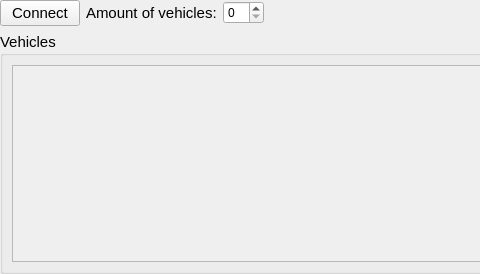
This is modules/carlainterface/dialog/carlainterface.ui in tud-hri/joan as Qt 5 draws it before an edit; both pictures show x 0 to 480 and y 0 to 274 of the 700 by 274 pixel window. The edited form follows.
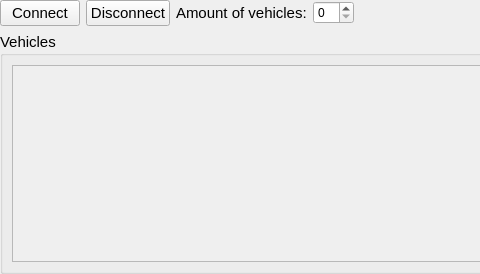
This is the edited form.

Commit message: added disconnect button

Diff of the .ui file:
```diff
--- a/modules/carlainterface/dialog/carlainterface.ui
+++ b/modules/carlainterface/dialog/carlainterface.ui
@@ -34,40 +34,6 @@
    </property>
    <item row="0" column="0">
     <layout class="QGridLayout" name="gridLayout_4">
-     <item row="0" column="1">
-      <widget class="QLabel" name="lblVehicleamounttitle">
-       <property name="sizePolicy">
-        <sizepolicy hsizetype="Fixed" vsizetype="Preferred">
-         <horstretch>0</horstretch>
-         <verstretch>0</verstretch>
-        </sizepolicy>
-       </property>
-       <property name="font">
-        <font>
-         <pointsize>11</pointsize>
-        </font>
-       </property>
-       <property name="text">
-        <string>Amount of vehicles:</string>
-       </property>
-      </widget>
-     </item>
-     <item row="0" column="2">
-      <widget class="QSpinBox" name="spinVehicles">
-       <property name="enabled">
-        <bool>true</bool>
-       </property>
-       <property name="sizePolicy">
-        <sizepolicy hsizetype="Fixed" vsizetype="Fixed">
-         <horstretch>0</horstretch>
-         <verstretch>0</verstretch>
-        </sizepolicy>
-       </property>
-       <property name="keyboardTracking">
-        <bool>false</bool>
-       </property>
-      </widget>
-     </item>
      <item row="0" column="0">
       <widget class="QPushButton" name="btnConnect">
        <property name="sizePolicy">
@@ -86,7 +52,7 @@
        </property>
       </widget>
      </item>
-     <item row="0" column="3">
+     <item row="0" column="4">
       <spacer name="horizontalSpacer">
        <property name="orientation">
         <enum>Qt::Horizontal</enum>
@@ -99,7 +65,7 @@
        </property>
       </spacer>
      </item>
-     <item row="1" column="0" colspan="4">
+     <item row="1" column="0" colspan="5">
       <widget class="QGroupBox" name="groupVehicles">
        <property name="minimumSize">
         <size>
@@ -158,6 +124,58 @@
        </layout>
       </widget>
      </item>
+     <item row="0" column="3">
+      <widget class="QSpinBox" name="spinVehicles">
+       <property name="enabled">
+        <bool>true</bool>
+       </property>
+       <property name="sizePolicy">
+        <sizepolicy hsizetype="Fixed" vsizetype="Fixed">
+         <horstretch>0</horstretch>
+         <verstretch>0</verstretch>
+        </sizepolicy>
+       </property>
+       <property name="keyboardTracking">
+        <bool>false</bool>
+       </property>
+      </widget>
+     </item>
+     <item row="0" column="2">
+      <widget class="QLabel" name="lblVehicleamounttitle">
+       <property name="sizePolicy">
+        <sizepolicy hsizetype="Fixed" vsizetype="Preferred">
+         <horstretch>0</horstretch>
+         <verstretch>0</verstretch>
+        </sizepolicy>
+       </property>
+       <property name="font">
+        <font>
+         <pointsize>11</pointsize>
+        </font>
+       </property>
+       <property name="text">
+        <string>Amount of vehicles:</string>
+       </property>
+      </widget>
+     </item>
+     <item row="0" column="1">
+      <widget class="QPushButton" name="btnDisconnect">
+       <property name="sizePolicy">
+        <sizepolicy hsizetype="Preferred" vsizetype="Fixed">
+         <horstretch>0</horstretch>
+         <verstretch>0</verstretch>
+        </sizepolicy>
+       </property>
+       <property name="font">
+        <font>
+         <pointsize>11</pointsize>
+        </font>
+       </property>
+       <property name="text">
+        <string>Disconnect</string>
+       </property>
+      </widget>
+     </item>
     </layout>
    </item>
   </layout>
```
The commit also changes 2 other files.
